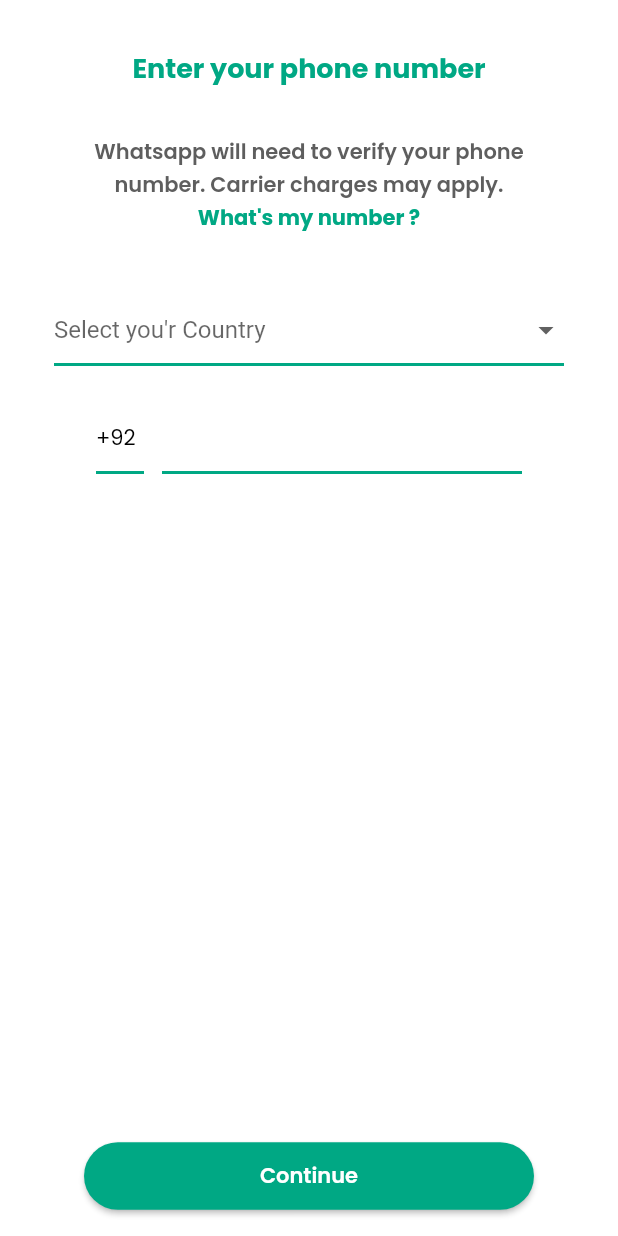
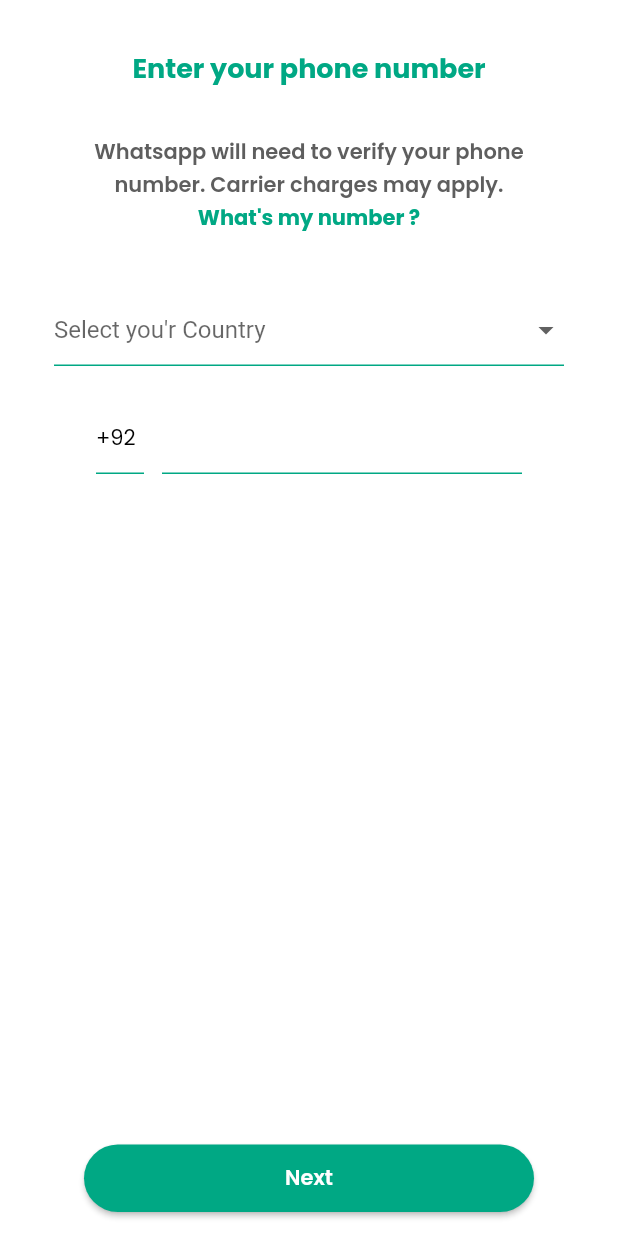
Before and after one commit to crazy-coder-018/whatsapp_clone, a Flutter app: the screen it shows after launch, after a tap on "Agree and Continue", on a phone screen of 412 x 824 dp. Run offline on Flutter 3.47's test engine with Material 3 defaults, Android fonts, the phone set to English and light mode, and no system bars.

Commit message:
Lofin Page Compeleted

```diff
--- a/lib/screens/login_page/login_page.dart
+++ b/lib/screens/login_page/login_page.dart
@@ -84,16 +84,10 @@
                 child: DropdownButtonFormField(
                   decoration: InputDecoration(
                     enabledBorder: UnderlineInputBorder(
-                      borderSide: BorderSide(
-                        color: Color(0xFF00A884),
-                        width: 2,
-                      ),
+                      borderSide: BorderSide(color: Color(0xFF00A884)),
                     ),
                     focusedBorder: UnderlineInputBorder(
-                      borderSide: BorderSide(
-                        color: Color(0xFF00A884),
-                        width: 2,
-                      ),
+                      borderSide: BorderSide(color: Color(0xFF00A884)),
                     ),
                     hintText: 'Select you\'r Country',
                     hintStyle: TextStyle(
@@ -139,16 +133,10 @@
                           color: Colors.black,
                         ),
                         enabledBorder: UnderlineInputBorder(
-                          borderSide: BorderSide(
-                            color: Color(0xFF00A884),
-                            width: 2,
-                          ),
+                          borderSide: BorderSide(color: Color(0xFF00A884)),
                         ),
                         focusedBorder: UnderlineInputBorder(
-                          borderSide: BorderSide(
-                            color: Color(0xFF00A884),
-                            width: 2,
-                          ),
+                          borderSide: BorderSide(color: Color(0xFF00A884)),
                         ),
                       ),
                     ),
@@ -163,16 +151,10 @@
                       keyboardType: TextInputType.number,
                       decoration: InputDecoration(
                         enabledBorder: UnderlineInputBorder(
-                          borderSide: BorderSide(
-                            color: Color(0xFF00A884),
-                            width: 2,
-                          ),
+                          borderSide: BorderSide(color: Color(0xFF00A884)),
                         ),
                         focusedBorder: UnderlineInputBorder(
-                          borderSide: BorderSide(
-                            color: Color(0xFF00A884),
-                            width: 2,
-                          ),
+                          borderSide: BorderSide(color: Color(0xFF00A884)),
                         ),
                       ),
                     ),
@@ -183,13 +165,11 @@
           ),
         ),
       ),
-      floatingActionButton: SizedBox(
-        height: 80,
-        child: Center(
-          child: UiHelper.CustomButton(callBack: () {}, buttonName: 'Continue'),
-        ),
+      floatingActionButton: UiHelper.CustomButton(
+        callBack: () {},
+        buttonName: 'Next',
       ),
-      floatingActionButtonLocation: FloatingActionButtonLocation.centerDocked,
+      floatingActionButtonLocation: FloatingActionButtonLocation.centerFloat,
     );
   }
 }
--- a/lib/screens/on_boarding_screens/on_boarding_screen.dart
+++ b/lib/screens/on_boarding_screens/on_boarding_screen.dart
@@ -86,10 +86,7 @@
           ],
         ),
       ),
-      floatingActionButton: SizedBox(
-        height: 80,
-        child: Center(
-          child: UiHelper.CustomButton(
+      floatingActionButton: UiHelper.CustomButton(
         callBack: () {
           Navigator.push(
             context,
@@ -98,9 +95,7 @@
         },
         buttonName: 'Agree and Continue',
       ),
-        ),
-      ),
-      floatingActionButtonLocation: FloatingActionButtonLocation.centerDocked,
+      floatingActionButtonLocation: FloatingActionButtonLocation.centerFloat,
     );
   }
 }
```
Lines whose indentation alone changed are shown as unchanged.
